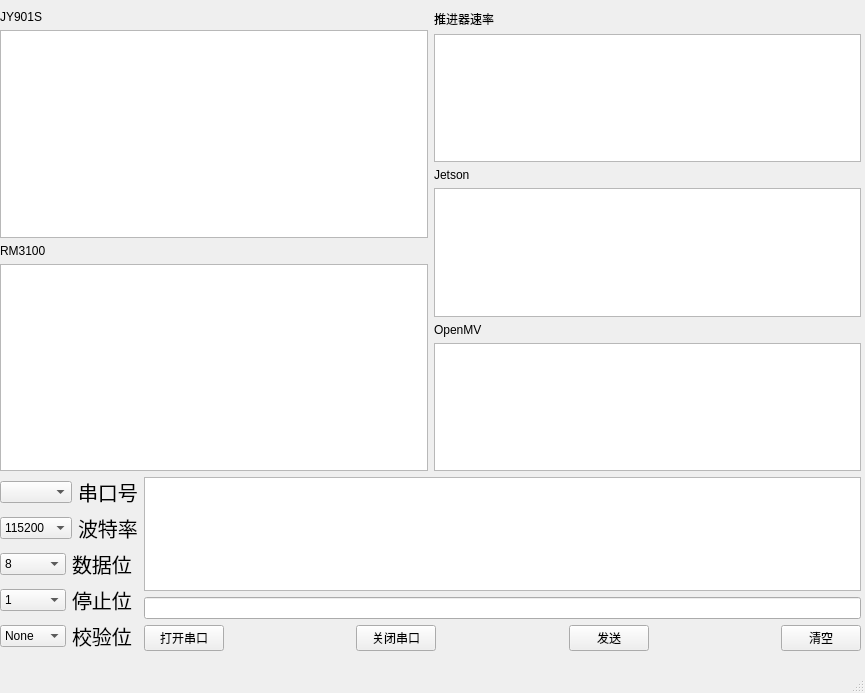
Old version of the form mainwindow.ui in the repository PoisonNF/CrucisIPC.
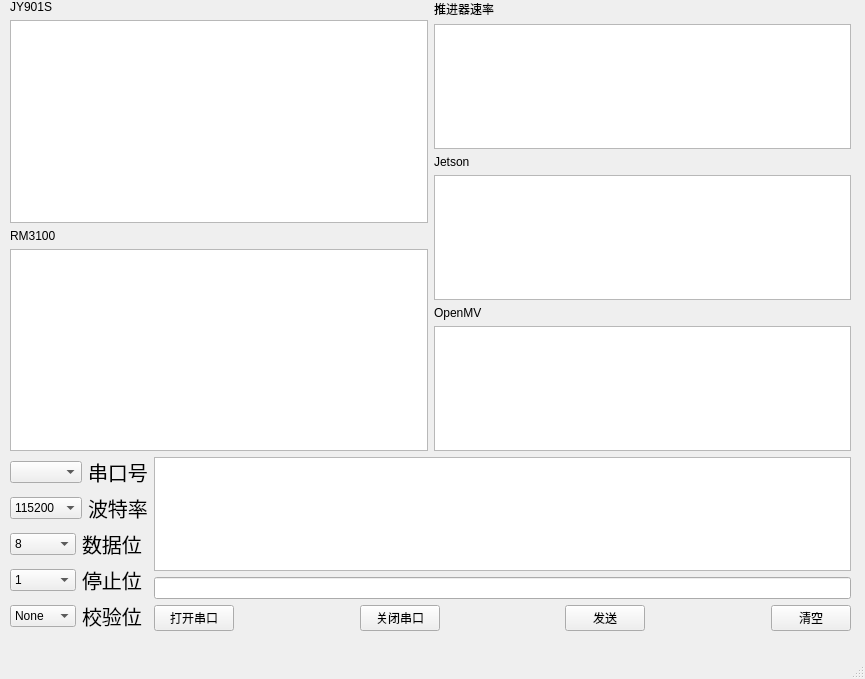
New version of the form.

Diff of the .ui file:
```diff
--- a/mainwindow.ui
+++ b/mainwindow.ui
@@ -7,20 +7,20 @@
     <x>0</x>
     <y>0</y>
     <width>865</width>
-    <height>693</height>
+    <height>679</height>
    </rect>
   </property>
   <property name="windowTitle">
    <string>CrucisIPC</string>
   </property>
   <widget class="QWidget" name="centralwidget">
-   <widget class="QWidget" name="">
+   <widget class="QWidget" name="layoutWidget">
     <property name="geometry">
      <rect>
-      <x>0</x>
-      <y>10</y>
-      <width>861</width>
-      <height>641</height>
+      <x>10</x>
+      <y>0</y>
+      <width>841</width>
+      <height>631</height>
      </rect>
     </property>
     <layout class="QGridLayout" name="gridLayout_3">
```
Left out of the diff: 6 changed lines with no effect on the pictures.
